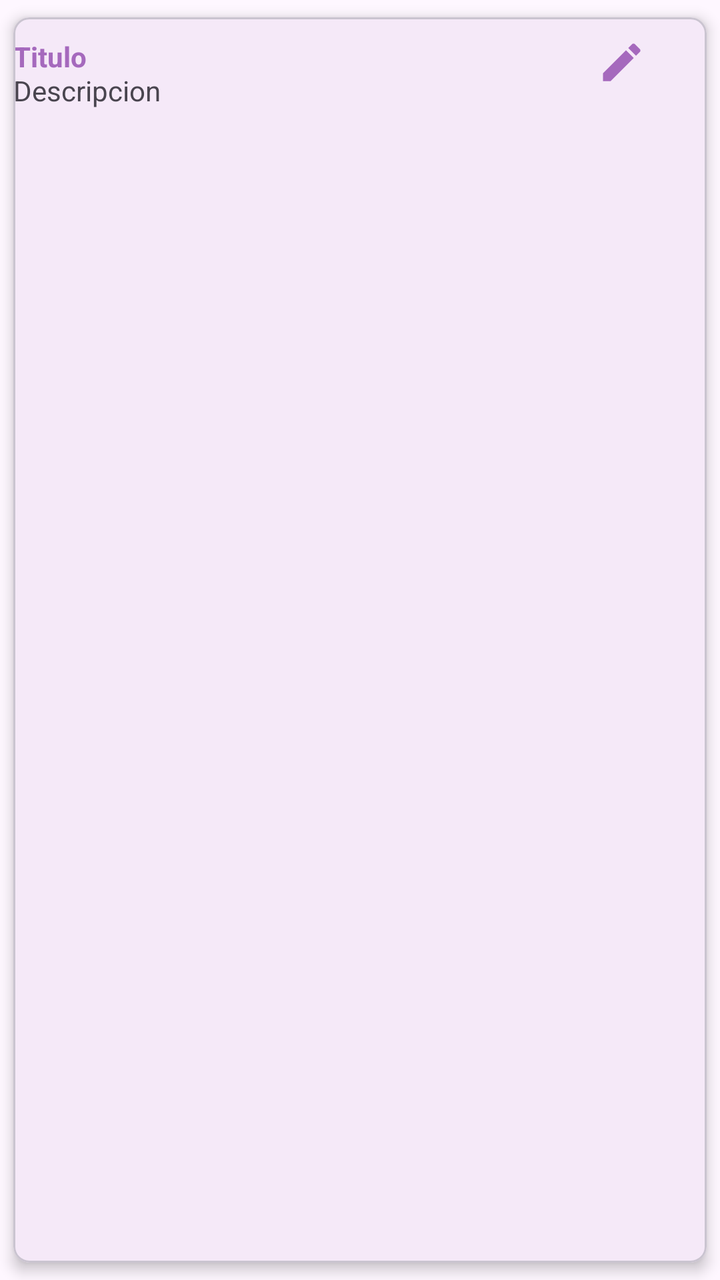
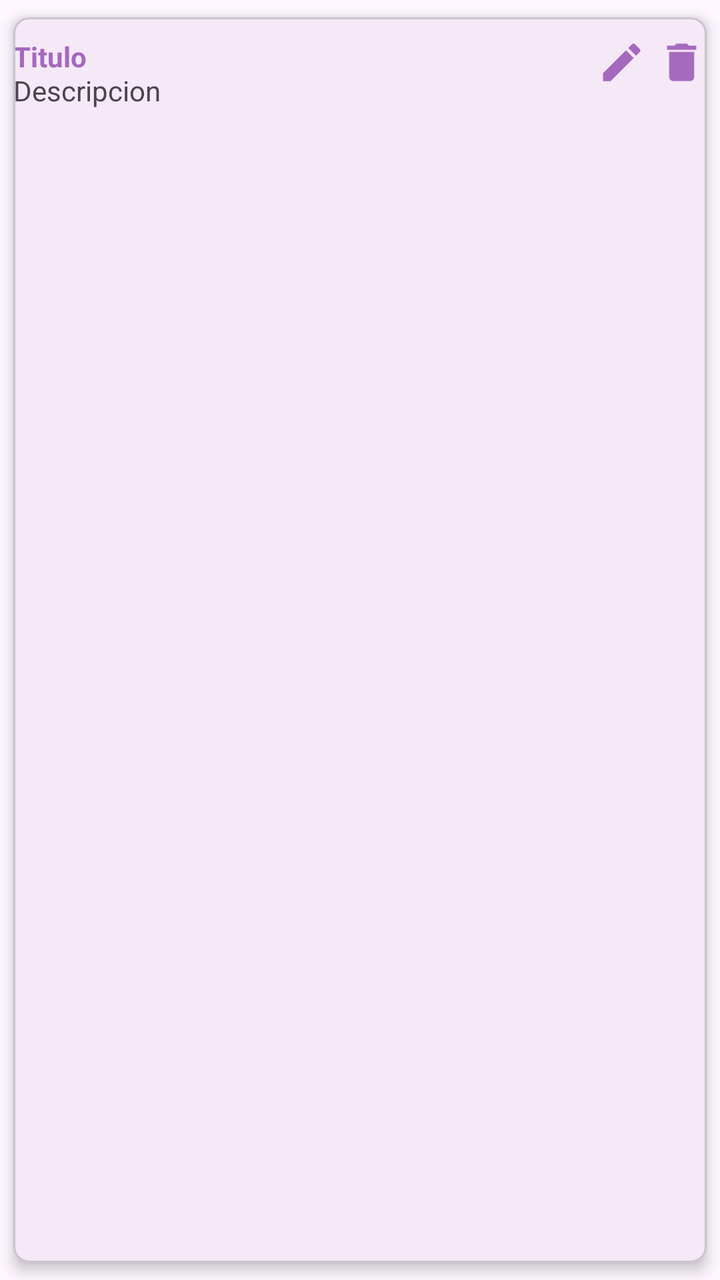

Screens rendered from an Android XML layout before and after an edit, with the pre-edit source and the edit as a unified diff.
<!-- AndroidManifest.xml: application theme Theme.Notas_appSQLite -->
<!-- res/layout/item_nota.xml -->
<?xml version="1.0" encoding="utf-8"?>
<com.google.android.material.card.MaterialCardView
    xmlns:android="http://schemas.android.com/apk/res/android"
    android:layout_width="match_parent"
    android:layout_height="wrap_content"
    xmlns:app="http://schemas.android.com/apk/res-auto"
    app:cardCornerRadius="8dp"
    app:cardElevation="4dp"
    app:cardUseCompatPadding="true">

    <androidx.appcompat.widget.LinearLayoutCompat
        android:layout_width="match_parent"
        android:layout_height="wrap_content"
        android:orientation="vertical"
        android:padding="30dp"/>

    <RelativeLayout
        android:layout_width="match_parent"
        android:layout_height="wrap_content"
        android:orientation= "horizontal"
        android:layout_marginTop="10dp">

        <TextView
            android:id="@+id/item_titulo"
            android:text="@string/item_titulo"
            android:textColor="@color/morado"
            android:textStyle="bold"
            android:layout_width="wrap_content"
            android:layout_height="wrap_content"/>

        <ImageView
            android:id="@+id/ivActualizar"
            android:layout_alignParentEnd="true"
            android:src="@drawable/ic_editar"
            android:layout_marginEnd="30dp"
            android:layout_width="25dp"
            android:layout_height="25dp"/>

    </RelativeLayout>

    <TextView
        android:id="@+id/item_descripcion"
        android:layout_width="wrap_content"
        android:layout_height="wrap_content"
        android:layout_marginTop="27dp"
        android:maxLines="4"
        android:text="@string/item_descripcion" />


</com.google.android.material.card.MaterialCardView>
<!-- resources referenced by this layout -->
<resources>
  <color name="morado">#A569BD</color>
  <!-- drawable ic_editar (drawable) -->
  <vector xmlns:android="http://schemas.android.com/apk/res/android" android:height="24dp" android:tint="#A569BD" android:viewportHeight="24" android:viewportWidth="24" android:width="24dp">
        
      <path android:fillColor="@android:color/white" android:pathData="M3,17.25V21h3.75L17.81,9.94l-3.75,-3.75L3,17.25zM20.71,7.04c0.39,-0.39 0.39,-1.02 0,-1.41l-2.34,-2.34c-0.39,-0.39 -1.02,-0.39 -1.41,0l-1.83,1.83 3.75,3.75 1.83,-1.83z"/>
      
  </vector>
  <string name="item_descripcion">Descripcion</string>
  <string name="item_titulo">Titulo</string>
  <style name="Theme.Notas_appSQLite" parent="Base.Theme.Notas_appSQLite" />
  <style name="Base.Theme.Notas_appSQLite" parent="Theme.Material3.DayNight.NoActionBar">
          
          <item name="colorPrimary">@color/morado</item>
          <item name="colorPrimaryVariant">@color/morado</item>
          <item name="android:statusBarColor">@color/morado</item>
      </style>
</resources>

<!-- the commit's change to res/layout/item_nota.xml (unified diff, before → after) -->
@@ -27,7 +27,7 @@
             android:textStyle="bold"
             android:layout_width="wrap_content"
             android:layout_height="wrap_content"/>
-
+        
         <ImageView
             android:id="@+id/ivActualizar"
             android:layout_alignParentEnd="true"
@@ -35,6 +35,22 @@
             android:layout_marginEnd="30dp"
             android:layout_width="25dp"
             android:layout_height="25dp"/>
+        
+        <ImageView
+            android:id="@+id/ivEliminar"
+            android:layout_alignParentEnd="true"
+            android:src="@drawable/ic_eliminar"
+            android:layout_width="25dp"
+            android:layout_height="25dp"/>
+        
+        
+        
+        
+        
+        
+        
+        
+        
 
     </RelativeLayout>
 
<!-- resource entries referenced after the edit -->
@@ -5,6 +5,12 @@
   <vector xmlns:android="http://schemas.android.com/apk/res/android" android:height="24dp" android:tint="#A569BD" android:viewportHeight="24" android:viewportWidth="24" android:width="24dp">
         
       <path android:fillColor="@android:color/white" android:pathData="M3,17.25V21h3.75L17.81,9.94l-3.75,-3.75L3,17.25zM20.71,7.04c0.39,-0.39 0.39,-1.02 0,-1.41l-2.34,-2.34c-0.39,-0.39 -1.02,-0.39 -1.41,0l-1.83,1.83 3.75,3.75 1.83,-1.83z"/>
+      
+  </vector>
+  <!-- drawable ic_eliminar (drawable) -->
+  <vector xmlns:android="http://schemas.android.com/apk/res/android" android:height="24dp" android:tint="#A569BD" android:viewportHeight="24" android:viewportWidth="24" android:width="24dp">
+        
+      <path android:fillColor="@android:color/white" android:pathData="M6,19c0,1.1 0.9,2 2,2h8c1.1,0 2,-0.9 2,-2V7H6v12zM19,4h-3.5l-1,-1h-5l-1,1H5v2h14V4z"/>
       
   </vector>
   <string name="item_descripcion">Descripcion</string>
